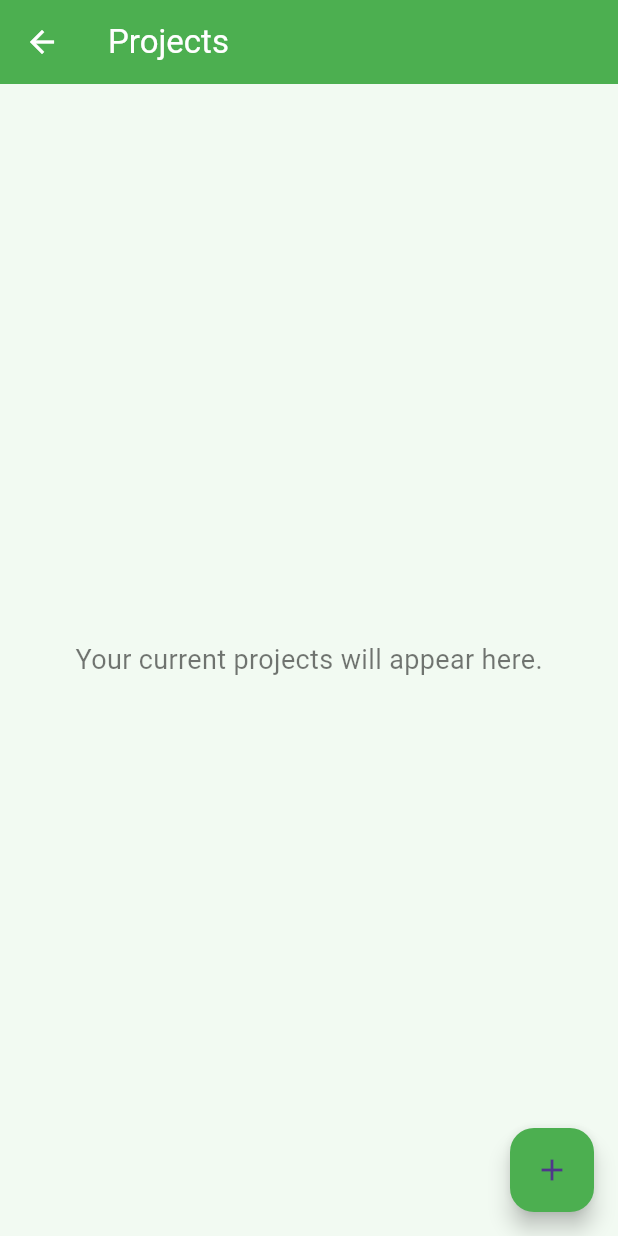
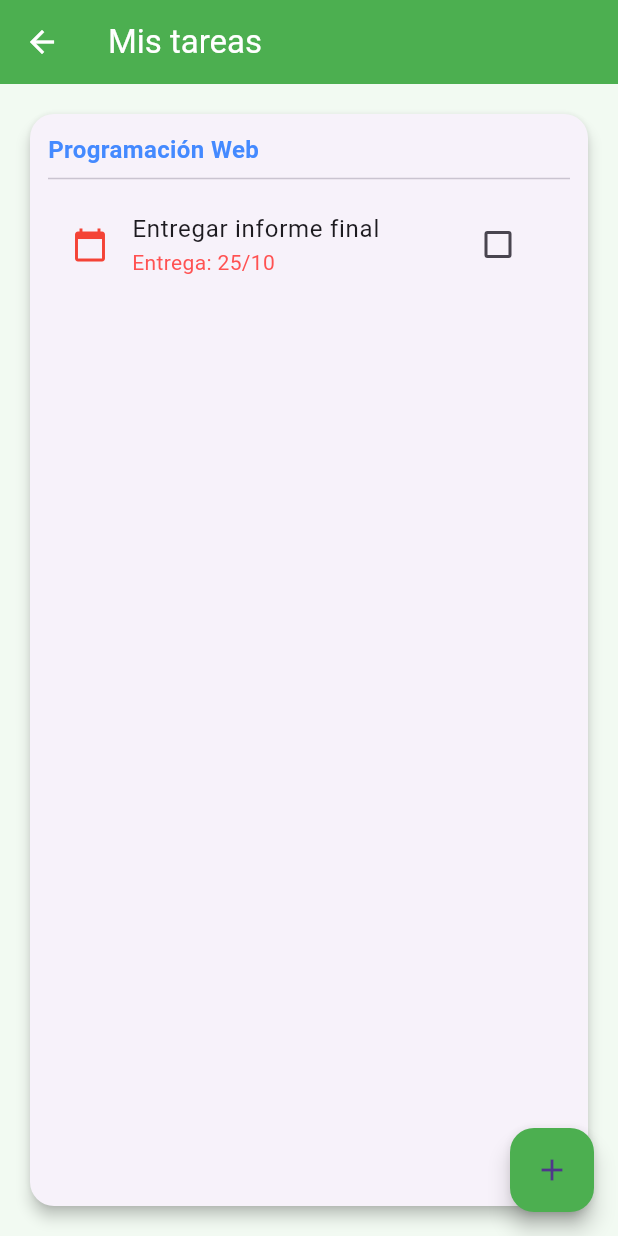
Before and after one commit to Nicolas0903/moodtasker_front, a Flutter app: the ProjectsPage screen opened directly, on a phone screen of 412 x 824 dp. Run offline on Flutter 3.47's test engine with Material 3 defaults, Android fonts, the phone set to English and light mode, and no system bars; our stand-ins replace fl_chart.

Commit message:
Reparando Projects

```diff
--- a/lib/pages/projects_page.dart
+++ b/lib/pages/projects_page.dart
@@ -1,26 +1,73 @@
 import 'package:flutter/material.dart';
 
-class ProjectsPage extends StatelessWidget {
+class ProjectsPage extends StatefulWidget {
   const ProjectsPage({super.key});
+
+  @override
+  State<ProjectsPage> createState() => _ProjectsPageState();
+}
+
+class _ProjectsPageState extends State<ProjectsPage> {
+  // Estado de las tareas
+  bool _isChecked = false;
 
   @override
   Widget build(BuildContext context) {
     return Scaffold(
       appBar: AppBar(
-        title: const Text('Projects'),
+        title: const Text('Mis tareas'),
         backgroundColor: Colors.green,
         foregroundColor: Colors.white,
         elevation: 0,
       ),
-      body: const Center(
-        child: Text(
-          'Your current projects will appear here.',
-          style: TextStyle(fontSize: 18, color: Colors.black54),
+
+      body: Padding(
+        padding: const EdgeInsets.all(16.0),
+        child: Card(
+          shape: RoundedRectangleBorder(
+            borderRadius: BorderRadius.circular(16),
+          ),
+          elevation: 4,
+          child: Padding(
+            padding: const EdgeInsets.all(12.0),
+            child: Column(
+              crossAxisAlignment: CrossAxisAlignment.start,
+              children: [
+                const Text(
+                  'Programación Web',
+                  style: TextStyle(
+                    color: Colors.blueAccent,
+                    fontWeight: FontWeight.bold,
+                    fontSize: 16,
+                  ),
+                ),
+                const Divider(),
+                ListTile(
+                  leading: const Icon(Icons.calendar_today, color: Colors.red),
+                  title: const Text('Entregar informe final'),
+                  subtitle: const Text(
+                    'Entrega: 25/10',
+                    style: TextStyle(color: Colors.redAccent),
+                  ),
+                  trailing: Checkbox(
+                    value: _isChecked,
+                    activeColor: Colors.green,
+                    onChanged: (value) {
+                      setState(() {
+                        _isChecked = value ?? false;
+                      });
+                    },
+                  ),
+                ),
+              ],
+            ),
+          ),
         ),
       ),
+
       floatingActionButton: FloatingActionButton(
         onPressed: () {
-          // Aquí podrías navegar a la página para crear un nuevo proyecto
+          // Aquí podrías agregar una nueva tarea
         },
         backgroundColor: Colors.green,
         child: const Icon(Icons.add),
```
